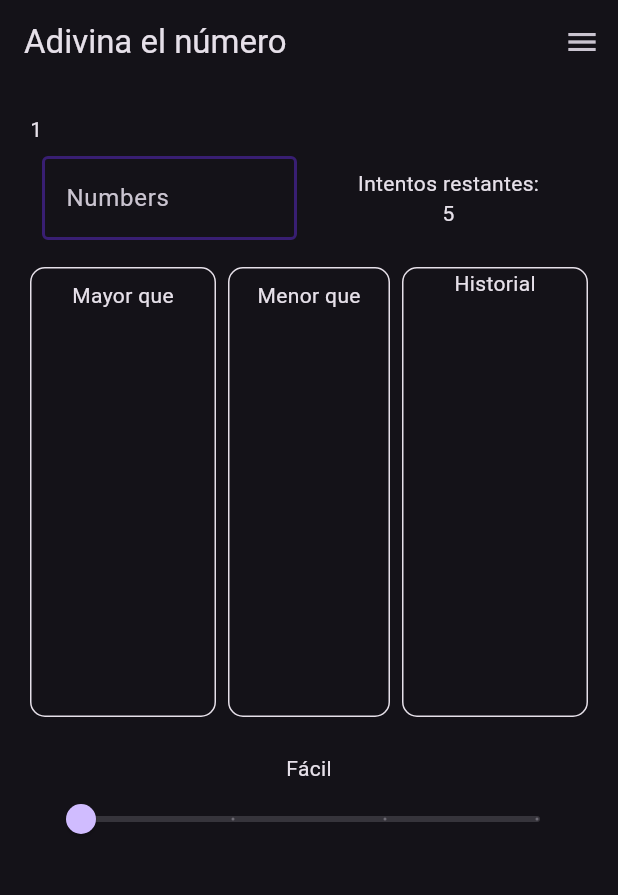
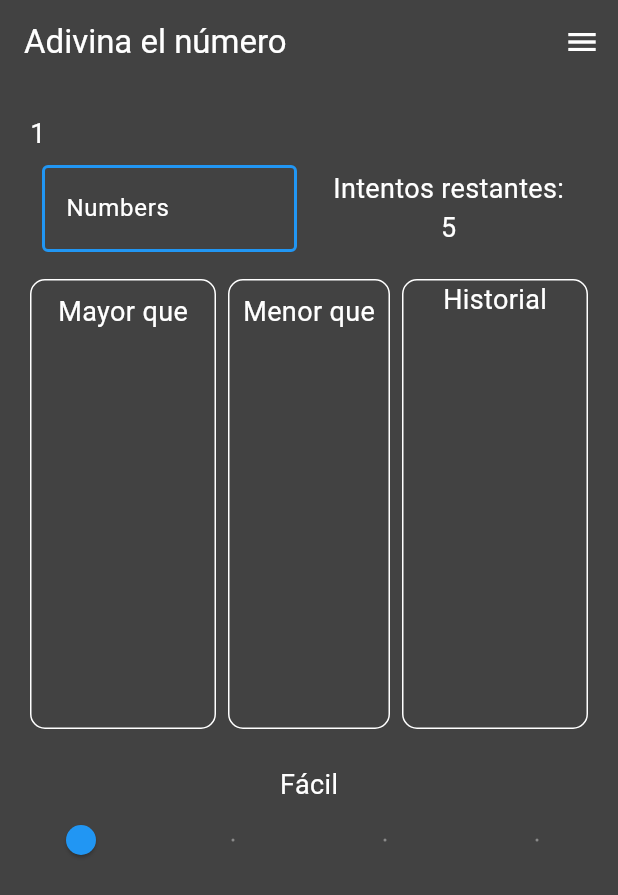
Before and after one commit to MelGYescas/GuessTheNumber, a Flutter app: the screen it shows after launch, on a phone screen of 412 x 824 dp. Shown: the top 895 px of the screen. Run offline on Flutter 3.47's test engine with Material 3 defaults, Android fonts, the phone set to English and light mode, and no system bars.

Commit message:
style(theme): update theme settings for enhanced UI consistency

```diff
--- a/lib/main.dart
+++ b/lib/main.dart
@@ -10,9 +10,24 @@ void main() {
 class MyApp extends StatelessWidget {
   const MyApp({super.key});
   static final ThemeData theme = ThemeData(
-    primaryColor: Colors.blue,
+    primarySwatch: Colors.blue,
+    colorScheme: ColorScheme.fromSwatch(
+      primarySwatch: Colors.blue,
+      brightness: Brightness.dark,
+    ).copyWith(
+      secondary: Colors.deepPurple,
+    ),
     brightness: Brightness.dark,
+    textTheme: const TextTheme(
+      bodyMedium: TextStyle(
+        fontSize: 18,
+      ),
+      titleMedium: TextStyle(
+        fontSize: 18,
+      ),
+    ),
   );
+
   @override
   Widget build(BuildContext context) {
     return MultiProvider(
--- a/lib/presentation/providers/game_provider.dart
+++ b/lib/presentation/providers/game_provider.dart
@@ -52,8 +52,8 @@ class GameProvider with ChangeNotifier {
 
     _attemptsLeft--;
 
-    if (guess - 1 == _secretNumber) _guessClueMinorHistory.add(guess);
-    if (guess + 1 == _secretNumber) _guessClueMajorHistory.add(guess);
+    if (guess > _secretNumber!) _guessClueMinorHistory.add(guess);
+    if (guess < _secretNumber!) _guessClueMajorHistory.add(guess);
 
     if (guess == _secretNumber) {
       _hasWon = true;
--- a/lib/presentation/screens/widgets/historical_list.dart
+++ b/lib/presentation/screens/widgets/historical_list.dart
@@ -3,14 +3,37 @@ import 'package:guess_the_number/domain/models/guess_history_model.dart';
 import 'package:guess_the_number/presentation/providers/game_provider.dart';
 import 'package:provider/provider.dart';
 
-class HistoricalList extends StatelessWidget {
+class HistoricalList extends StatefulWidget {
   const HistoricalList({super.key});
+
+  @override
+  State<HistoricalList> createState() => _HistoricalListState();
+}
+
+class _HistoricalListState extends State<HistoricalList> {
+  final ScrollController _scrollController = ScrollController();
+
+  @override
+  void dispose() {
+    _scrollController.dispose();
+    super.dispose();
+  }
 
   @override
   Widget build(BuildContext context) {
     final colorScheme = Theme.of(context).colorScheme;
     final gameProvider = Provider.of<GameProvider>(context);
     final List<GuessHistoryEntry> guessHistory = gameProvider.guessHistory;
+
+    WidgetsBinding.instance.addPostFrameCallback((_) {
+      if (_scrollController.hasClients) {
+        _scrollController.animateTo(
+          _scrollController.position.maxScrollExtent,
+          duration: const Duration(milliseconds: 200),
+          curve: Curves.easeOut,
+        );
+      }
+    });
 
     return Container(
       height: 300,
@@ -27,6 +50,7 @@ class HistoricalList extends StatelessWidget {
           ),
           Expanded(
             child: ListView.builder(
+              controller: _scrollController,
               itemCount: guessHistory.length,
               itemBuilder: (context, index) {
                 final entry = guessHistory[index];
--- a/lib/presentation/screens/widgets/number_field.dart
+++ b/lib/presentation/screens/widgets/number_field.dart
@@ -43,9 +43,8 @@ class _NumberFieldState extends State<NumberField> {
   Widget build(BuildContext context) {
     final colorScheme = Theme.of(context).colorScheme;
     final outlineInputBorder = OutlineInputBorder(
-      borderSide: BorderSide(color: colorScheme.onPrimary, width: 2.0),
+      borderSide: BorderSide(color: colorScheme.primary, width: 2.0),
     );
-
     return TextField(
       controller: _controller,
       focusNode: _focusNode,
@@ -55,7 +54,7 @@ class _NumberFieldState extends State<NumberField> {
           border: outlineInputBorder,
           enabledBorder: outlineInputBorder,
           focusedBorder: outlineInputBorder),
-      style: TextStyle(color: colorScheme.onSurface),
+      style: Theme.of(context).textTheme.bodyMedium,
       keyboardType: TextInputType.number,
       onSubmitted: _submitValue,
       textInputAction: TextInputAction.done,
```
